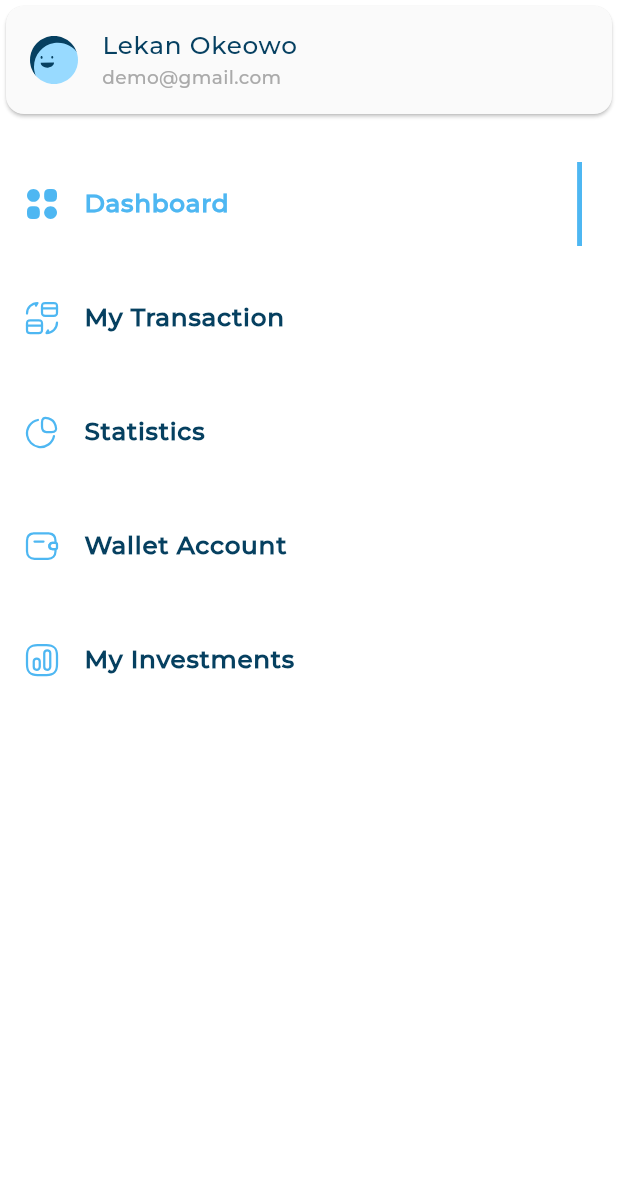
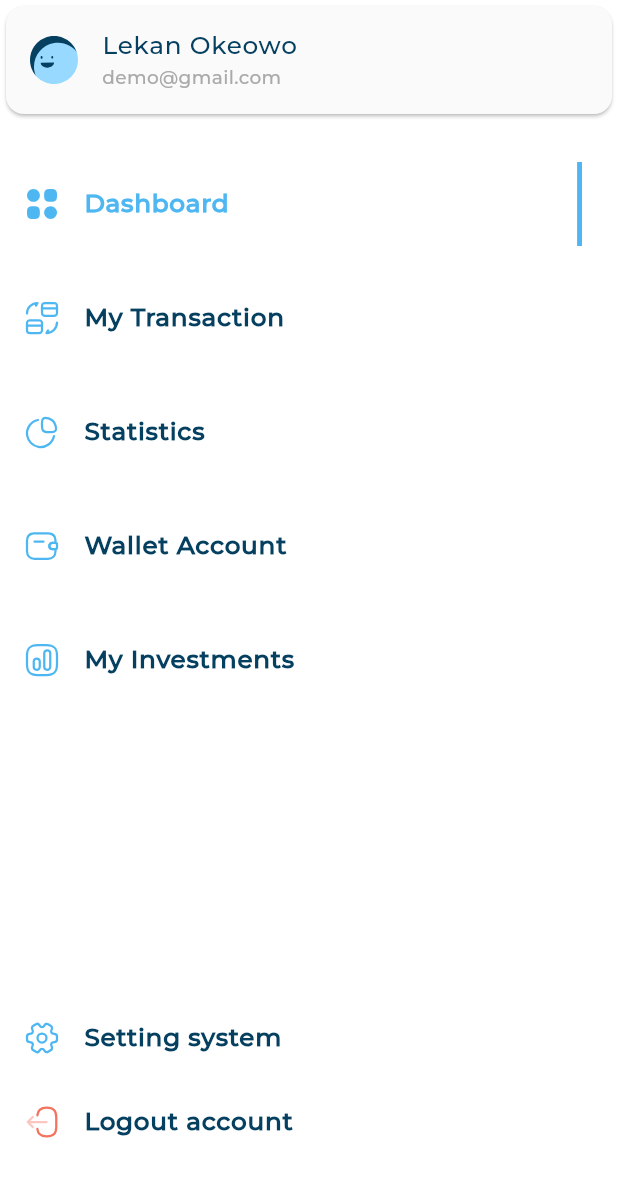
Before and after one commit to samir-227/adaptive_admin_dashboard, a Flutter app: the CustomDrawer widget shown alone on an empty page, opened directly, on a phone screen of 412 x 824 dp. Shown: the top 1177 px of the screen. Run offline on Flutter 3.47's test engine with Material 3 defaults, Android fonts, the phone set to English and light mode, and no system bars; our stand-ins replace flutter_svg; project files that could hold a hidden picture were left out.

Commit message:
custom drawer item done

```diff
--- a/lib/views/widgets/custom_drawer.dart
+++ b/lib/views/widgets/custom_drawer.dart
@@ -1,5 +1,7 @@
+import 'package:adaptive_admin_dashboard/core/models/drawer_item_model.dart';
 import 'package:adaptive_admin_dashboard/core/models/user_info_model.dart';
 import 'package:adaptive_admin_dashboard/core/utls/app_images.dart';
+import 'package:adaptive_admin_dashboard/views/widgets/active_and_inactive_item.dart';
 import 'package:adaptive_admin_dashboard/views/widgets/drewer_list_view.dart';
 import 'package:adaptive_admin_dashboard/views/widgets/user_info_listTile.dart';
 import 'package:flutter/material.dart';
@@ -30,6 +32,30 @@ class CustomDrawer extends StatelessWidget {
             ),
           ),
           const DrawerListView(),
+          SliverFillRemaining(
+            hasScrollBody: false,
+            child: Column(
+              children: [
+                const Expanded(
+                  child: SizedBox(
+                    height: 20,
+                  ),
+                ),
+                InActiveDrawerItem(
+                  drawerItemModel: DrawerItemModel(
+                      title: 'Setting system',
+                      image: ImagesAssets.imageSettings),
+                ),
+                InActiveDrawerItem(
+                  drawerItemModel: DrawerItemModel(
+                      title: 'Logout account', image: ImagesAssets.imageLogout),
+                ),
+                const SizedBox(
+                  height: 48,
+                )
+              ],
+            ),
+          )
         ],
       ),
     );
```
